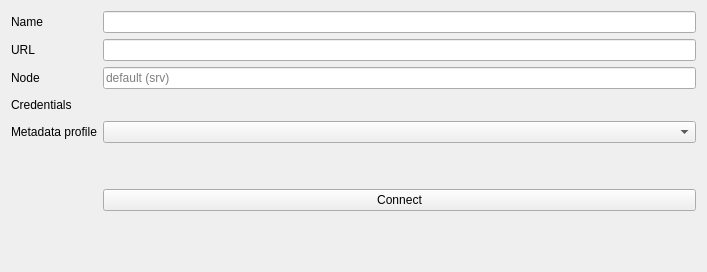
Old version of the form geocatbridge/servers/views/geonetwork.ui in the repository GeoCat/qgis-bridge-plugin.
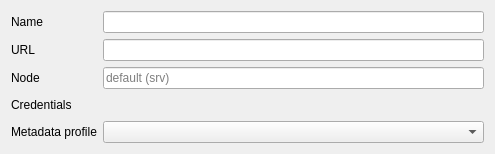
New version of the form.

Patch:
```diff
--- a/geocatbridge/servers/views/geonetwork.ui
+++ b/geocatbridge/servers/views/geonetwork.ui
@@ -6,47 +6,63 @@
    <rect>
     <x>0</x>
     <y>0</y>
-    <width>707</width>
-    <height>272</height>
+    <width>495</width>
+    <height>148</height>
    </rect>
   </property>
   <property name="sizePolicy">
-   <sizepolicy hsizetype="Expanding" vsizetype="Minimum">
+   <sizepolicy hsizetype="Expanding" vsizetype="Preferred">
     <horstretch>0</horstretch>
     <verstretch>0</verstretch>
    </sizepolicy>
   </property>
+  <property name="maximumSize">
+   <size>
+    <width>16777215</width>
+    <height>16777215</height>
+   </size>
+  </property>
   <layout class="QVBoxLayout" name="verticalLayout">
+   <item alignment="Qt::AlignTop">
+    <widget class="QFrame" name="frame">
+     <property name="sizePolicy">
+      <sizepolicy hsizetype="Expanding" vsizetype="Preferred">
+       <horstretch>0</horstretch>
+       <verstretch>0</verstretch>
+      </sizepolicy>
+     </property>
+     <property name="frameShape">
+      <enum>QFrame::NoFrame</enum>
+     </property>
+     <property name="frameShadow">
+      <enum>QFrame::Raised</enum>
+     </property>
+     <layout class="QVBoxLayout" name="verticalLayout_2">
+      <property name="leftMargin">
+       <number>0</number>
+      </property>
+      <property name="topMargin">
+       <number>0</number>
+      </property>
+      <property name="rightMargin">
+       <number>0</number>
+      </property>
+      <property name="bottomMargin">
+       <number>0</number>
+      </property>
    <item>
     <layout class="QGridLayout" name="gridLayout_4">
-     <item row="2" column="0">
-      <widget class="QLabel" name="label_24">
-       <property name="text">
-        <string>Node</string>
-       </property>
-      </widget>
-     </item>
-     <item row="6" column="1">
-      <widget class="QPushButton" name="btnConnectGeonetwork">
-       <property name="text">
-        <string>Connect</string>
-       </property>
-      </widget>
-     </item>
-     <item row="0" column="1">
-      <widget class="QLineEdit" name="txtGeonetworkName"/>
-     </item>
-     <item row="4" column="0">
-      <widget class="QLabel" name="labelMetadataProfile">
-       <property name="text">
-        <string>Metadata profile</string>
-       </property>
-      </widget>
+        <item row="4" column="1">
+         <layout class="QHBoxLayout" name="horizontalLayout_8">
+          <item>
+           <widget class="QComboBox" name="comboMetadataProfile"/>
+          </item>
+         </layout>
      </item>
      <item row="3" column="1">
       <widget class="QWidget" name="geonetworkAuthWidget" native="true">
        <property name="sizePolicy">
-        <sizepolicy hsizetype="Preferred" vsizetype="Fixed">
+           <sizepolicy hsizetype="Expanding" vsizetype="Preferred">
          <horstretch>0</horstretch>
          <verstretch>0</verstretch>
         </sizepolicy>
@@ -62,6 +78,33 @@
        </property>
       </widget>
      </item>
+        <item row="1" column="1">
+         <widget class="QLineEdit" name="txtGeonetworkUrl"/>
+        </item>
+        <item row="4" column="0">
+         <widget class="QLabel" name="labelMetadataProfile">
+          <property name="text">
+           <string>Metadata profile</string>
+          </property>
+         </widget>
+        </item>
+        <item row="0" column="1">
+         <widget class="QLineEdit" name="txtGeonetworkName"/>
+        </item>
+        <item row="0" column="0">
+         <widget class="QLabel" name="label_15">
+          <property name="text">
+           <string>Name</string>
+          </property>
+         </widget>
+        </item>
+        <item row="2" column="0">
+         <widget class="QLabel" name="label_24">
+          <property name="text">
+           <string>Node</string>
+          </property>
+         </widget>
+        </item>
      <item row="2" column="1">
       <widget class="QLineEdit" name="txtGeonetworkNode">
        <property name="text">
@@ -72,39 +115,6 @@
        </property>
       </widget>
      </item>
-     <item row="3" column="0">
-      <widget class="QLabel" name="label_17">
-       <property name="text">
-        <string>Credentials</string>
-       </property>
-      </widget>
-     </item>
-     <item row="0" column="0">
-      <widget class="QLabel" name="label_15">
-       <property name="text">
-        <string>Name</string>
-       </property>
-      </widget>
-     </item>
-     <item row="5" column="1">
-      <spacer name="verticalSpacer_7">
-       <property name="orientation">
-        <enum>Qt::Vertical</enum>
-       </property>
-       <property name="sizeType">
-        <enum>QSizePolicy::Fixed</enum>
-       </property>
-       <property name="sizeHint" stdset="0">
-        <size>
-         <width>20</width>
-         <height>40</height>
-        </size>
-       </property>
-      </spacer>
-     </item>
-     <item row="1" column="1">
-      <widget class="QLineEdit" name="txtGeonetworkUrl"/>
-     </item>
      <item row="1" column="0">
       <widget class="QLabel" name="label_14">
        <property name="text">
@@ -112,30 +122,17 @@
        </property>
       </widget>
      </item>
-     <item row="4" column="1">
-      <layout class="QHBoxLayout" name="horizontalLayout_8">
-       <item>
-        <widget class="QComboBox" name="comboMetadataProfile"/>
+        <item row="3" column="0">
+         <widget class="QLabel" name="label_17">
+          <property name="text">
+           <string>Credentials</string>
+          </property>
+         </widget>
        </item>
       </layout>
      </item>
     </layout>
-   </item>
-   <item>
-    <spacer name="verticalSpacer">
-     <property name="orientation">
-      <enum>Qt::Vertical</enum>
-     </property>
-     <property name="sizeType">
-      <enum>QSizePolicy::MinimumExpanding</enum>
-     </property>
-     <property name="sizeHint" stdset="0">
-      <size>
-       <width>20</width>
-       <height>40</height>
-      </size>
-     </property>
-    </spacer>
+    </widget>
    </item>
   </layout>
  </widget>
```
Left out of the diff: 1 changed line with no effect on the pictures. Lines whose indentation alone changed are shown as unchanged.
